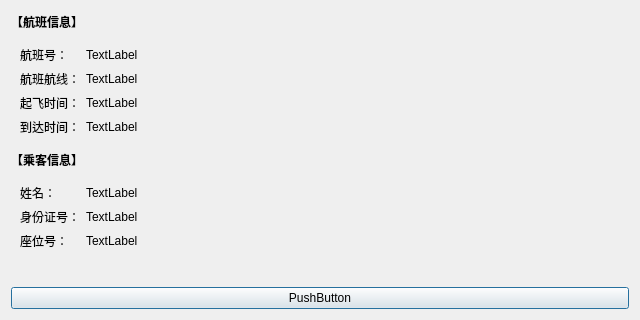
Qt form FlightTicketClient/pages/OrdersPage/OrderDetailDialog.ui (n-ss1m-1/FlightTicketSystem) before a commit; both pictures show x 0 to 640 and y 160 to 480 of the 640 by 480 pixel window.
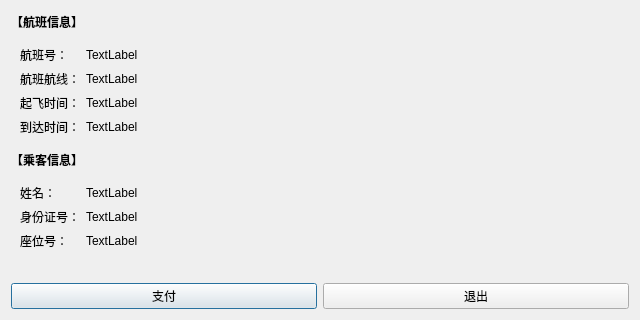
The same form after that commit.

Commit message: 增加订单详情页面支付功能

Patch:
```diff
--- a/FlightTicketClient/pages/OrdersPage/OrderDetailDialog.ui
+++ b/FlightTicketClient/pages/OrdersPage/OrderDetailDialog.ui
@@ -256,11 +256,22 @@
     </spacer>
    </item>
    <item>
-    <widget class="QPushButton" name="pushButton">
+    <layout class="QHBoxLayout" name="horizontalLayout_2">
+     <item>
+      <widget class="QPushButton" name="btnPay">
      <property name="text">
-      <string>PushButton</string>
-     </property>
-    </widget>
+        <string>支付</string>
+       </property>
+      </widget>
+     </item>
+     <item>
+      <widget class="QPushButton" name="btnExit">
+       <property name="text">
+        <string>退出</string>
+       </property>
+      </widget>
+     </item>
+    </layout>
    </item>
   </layout>
  </widget>
```
Lines whose indentation alone changed are shown as unchanged. The commit also changes 2 other files.
